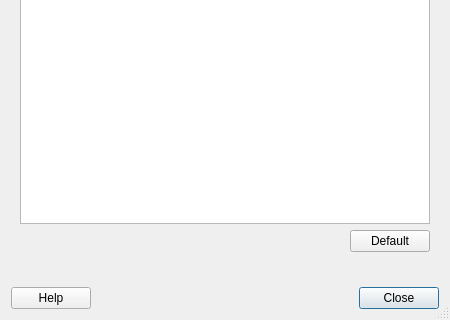
Qt form featherpad/prefDialog.ui (vecnathewhisperd0/FeatherPad) before a commit; both pictures show x 0 to 450 and y 210 to 530 of the 450 by 530 pixel window.
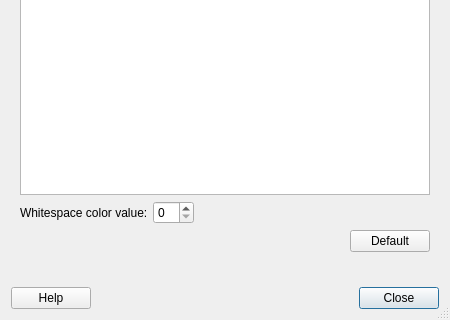
The same form after that commit. The open tabs and pages were chosen to show the change. Icons and pictures are not drawn.

Commit message: Added an option for whitespace color value

The edit to the form file:
```diff
--- a/featherpad/prefDialog.ui
+++ b/featherpad/prefDialog.ui
@@ -1317,7 +1317,37 @@
          </column>
         </widget>
        </item>
-       <item row="1" column="0" alignment="Qt::AlignRight">
+       <item row="1" column="0">
+        <layout class="QHBoxLayout" name="horizontalLayout_16">
+         <property name="spacing">
+          <number>5</number>
+         </property>
+         <item>
+          <widget class="QLabel" name="whiteSpaceLabel">
+           <property name="text">
+            <string>Whitespace color value:</string>
+           </property>
+          </widget>
+         </item>
+         <item>
+          <widget class="QSpinBox" name="whiteSpaceSpin"/>
+         </item>
+         <item>
+          <spacer name="horizontalSpacer_16">
+           <property name="orientation">
+            <enum>Qt::Horizontal</enum>
+           </property>
+           <property name="sizeHint" stdset="0">
+            <size>
+             <width>5</width>
+             <height>5</height>
+            </size>
+           </property>
+          </spacer>
+         </item>
+        </layout>
+       </item>
+       <item row="2" column="0" alignment="Qt::AlignRight">
         <widget class="QPushButton" name="defaultSyntaxButton">
          <property name="text">
           <string>Default</string>
```
The commit also changes 37 other files.
